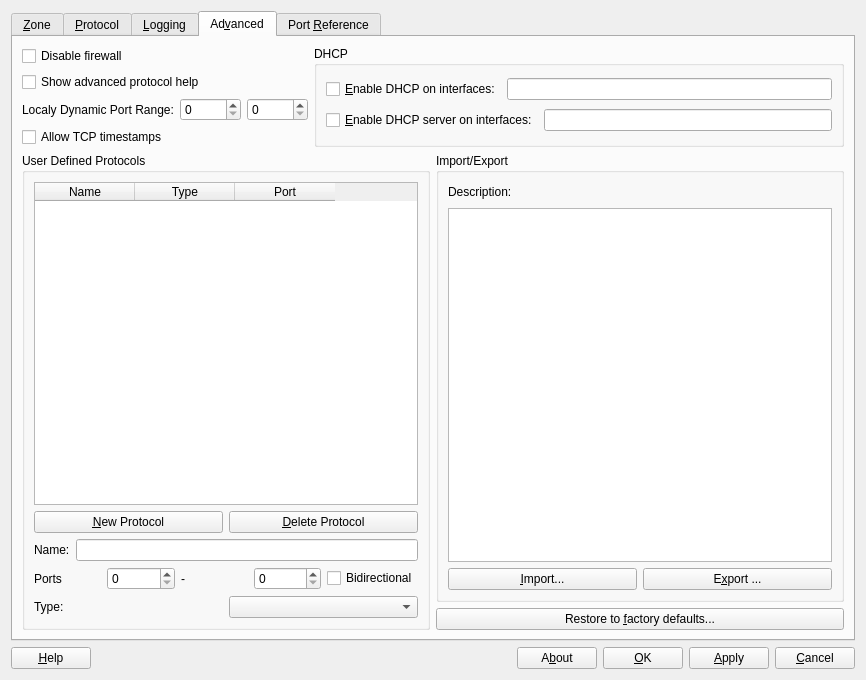
Qt form src/guardPuppy.ui (tsuckow/guard-puppy) before a commit.
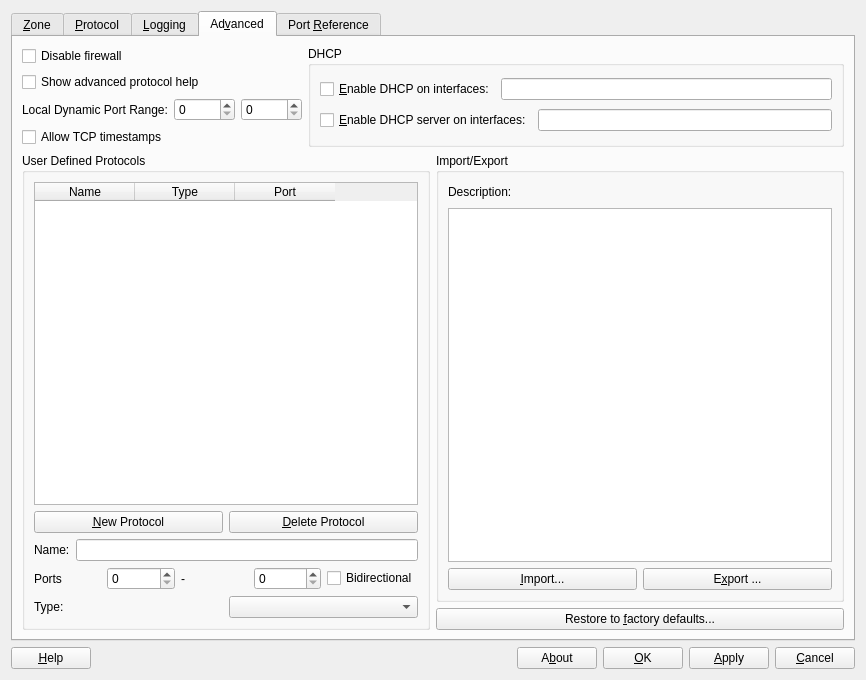
The same form after that commit.

Commit message:
Fixed bug where User Defined Protocols were readded to the table widget on every redraw
Fixed bug where Advanced Page was not refreshing gui on Import

moved Import/export code out of .h to the .cpp

Some minor UI changes to be more correct.
removal of more archival code
fixed factory defaults button

```diff
--- a/src/guardPuppy.ui
+++ b/src/guardPuppy.ui
@@ -696,7 +696,7 @@
              <item>
               <widget class="QLabel" name="label_17">
                <property name="text">
-                <string>Localy Dynamic Port Range:</string>
+                <string>Local Dynamic Port Range:</string>
                </property>
               </widget>
              </item>
```
Left out of the diff: 2 changed lines with no effect on the pictures. The commit also changes 3 other files.
